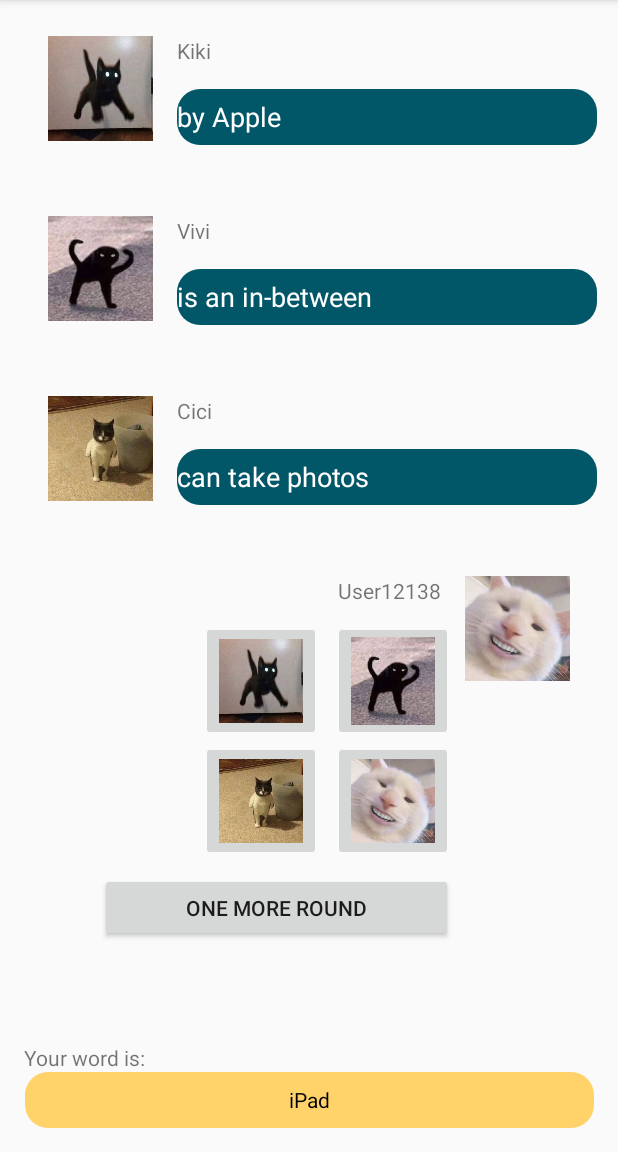
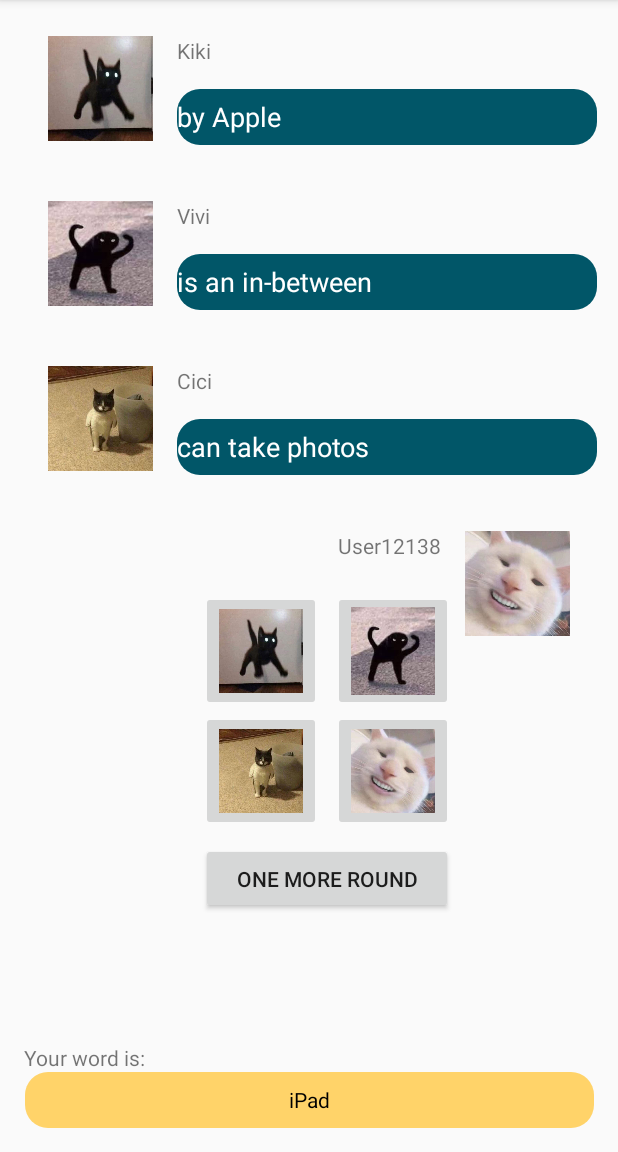
Before and after one commit to EllaChang/WhoIsTheSpy, an Android app: the screen it shows after launch (MainActivity), after a tap on "Who Is The Spy?", on a phone screen of 412 x 824 dp, the part 84-1236 px from its top. Run offline under Robolectric (Android 15) with nearby library versions, the phone set to English and light mode, and no system bars; Roboto replaces fonts that are not available here.

Commit message:
better UI layout

```diff
--- a/app/src/main/res/layout/activity_main.xml
+++ b/app/src/main/res/layout/activity_main.xml
@@ -25,7 +25,7 @@
         android:layout_height="70dp"
         android:layout_marginStart="32dp"
         android:layout_marginLeft="32dp"
-        android:layout_marginTop="50dp"
+        android:layout_marginTop="40dp"
         android:background="@drawable/cat2"
         app:layout_constraintStart_toStartOf="parent"
         app:layout_constraintTop_toBottomOf="@+id/imageView" />
@@ -36,7 +36,7 @@
         android:layout_height="70dp"
         android:layout_marginStart="32dp"
         android:layout_marginLeft="32dp"
-        android:layout_marginTop="50dp"
+        android:layout_marginTop="40dp"
         android:background="@drawable/cat3"
         app:layout_constraintStart_toStartOf="parent"
         app:layout_constraintTop_toBottomOf="@+id/imageView3" />
@@ -45,7 +45,7 @@
         android:id="@+id/imageView7"
         android:layout_width="70dp"
         android:layout_height="70dp"
-        android:layout_marginTop="50dp"
+        android:layout_marginTop="40dp"
         android:layout_marginEnd="32dp"
         android:layout_marginRight="32dp"
         android:background="@drawable/cat4"
@@ -202,8 +202,8 @@
 
     <Button
         android:id="@+id/more"
-        android:layout_width="235dp"
-        android:layout_height="46dp"
+        android:layout_width="168dp"
+        android:layout_height="47dp"
         android:layout_marginTop="8dp"
         android:onClick="oneRound"
         android:text="One More Round"
```
